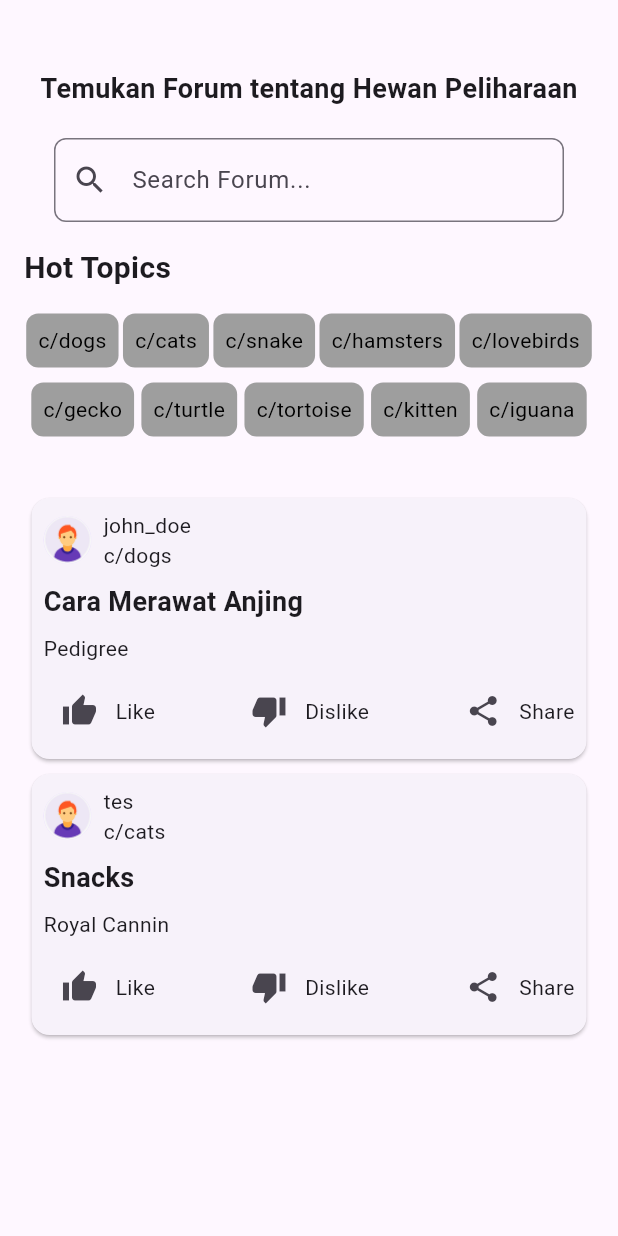
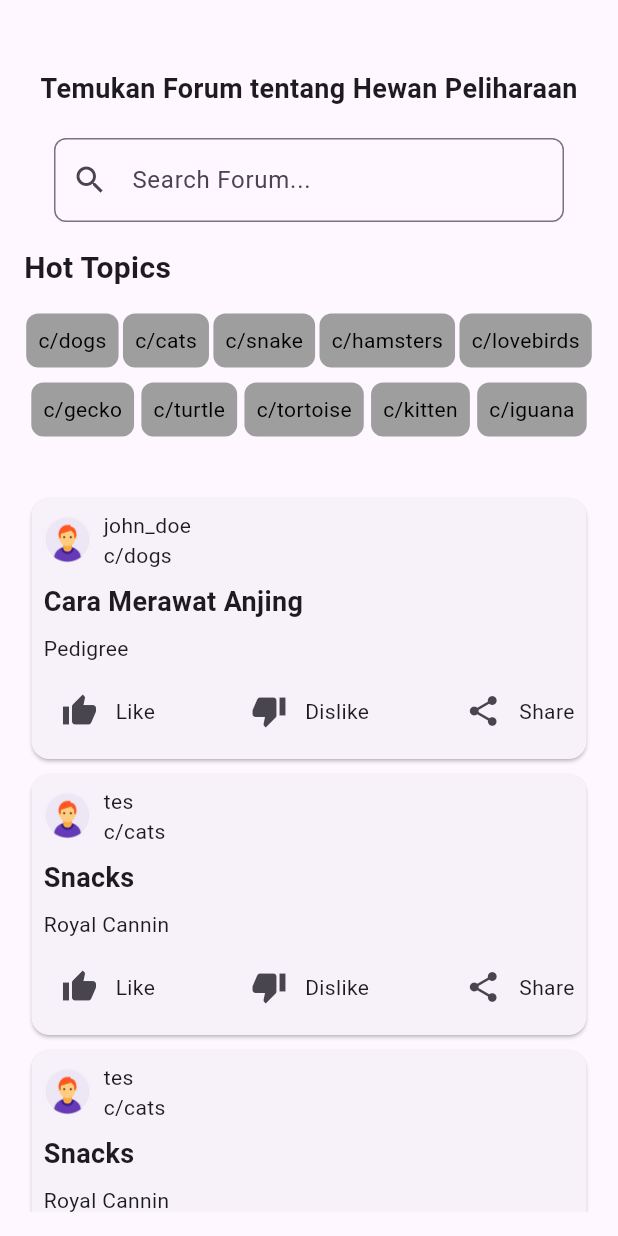
Before and after one commit to frdmn12/petHub, a Flutter app: the ForumPage screen opened directly, on a phone screen of 412 x 824 dp. Run offline on Flutter 3.47's test engine with Material 3 defaults, Android fonts, the phone set to English and light mode, and no system bars; our stand-ins replace google_maps_flutter, page_transition; project files that could hold a hidden picture were left out.

Commit message:
Update forum.dart

```diff
--- a/lib/pages/mainPages/forum.dart
+++ b/lib/pages/mainPages/forum.dart
@@ -94,17 +94,31 @@ class _ForumPageState extends State<ForumPage> {
             ),
             SizedBox(height: 20),
             SizedBox(height: 16),
+            Expanded(
+                child: ListView(
+              children: [
                 ForumPostWidget(
                   username: 'john_doe',
                   category: 'c/dogs',
                   title: 'Cara Merawat Anjing',
-              content: 'Pedigree',
-            ),
+                  content: 'Pedigree',),
                 ForumPostWidget(
                     username: 'tes',
                     category: 'c/cats',
                     title: 'Snacks',
                     content: 'Royal Cannin'),
+                ForumPostWidget(
+                    username: 'tes',
+                    category: 'c/cats',
+                    title: 'Snacks',
+                    content: 'Royal Cannin'),
+                ForumPostWidget(
+                    username: 'tes',
+                    category: 'c/cats',
+                    title: 'Snacks',
+                    content: 'Royal Cannin'),
+              ],
+            )),
           ],
         ),
       ),
```
Lines whose indentation alone changed are shown as unchanged.
